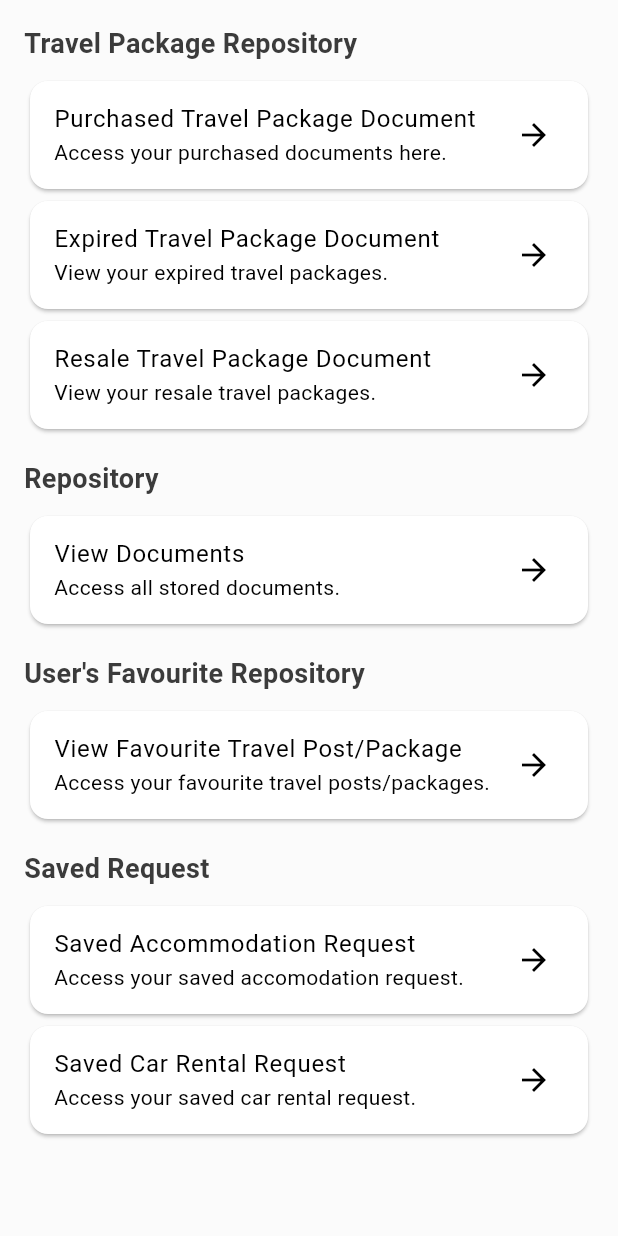
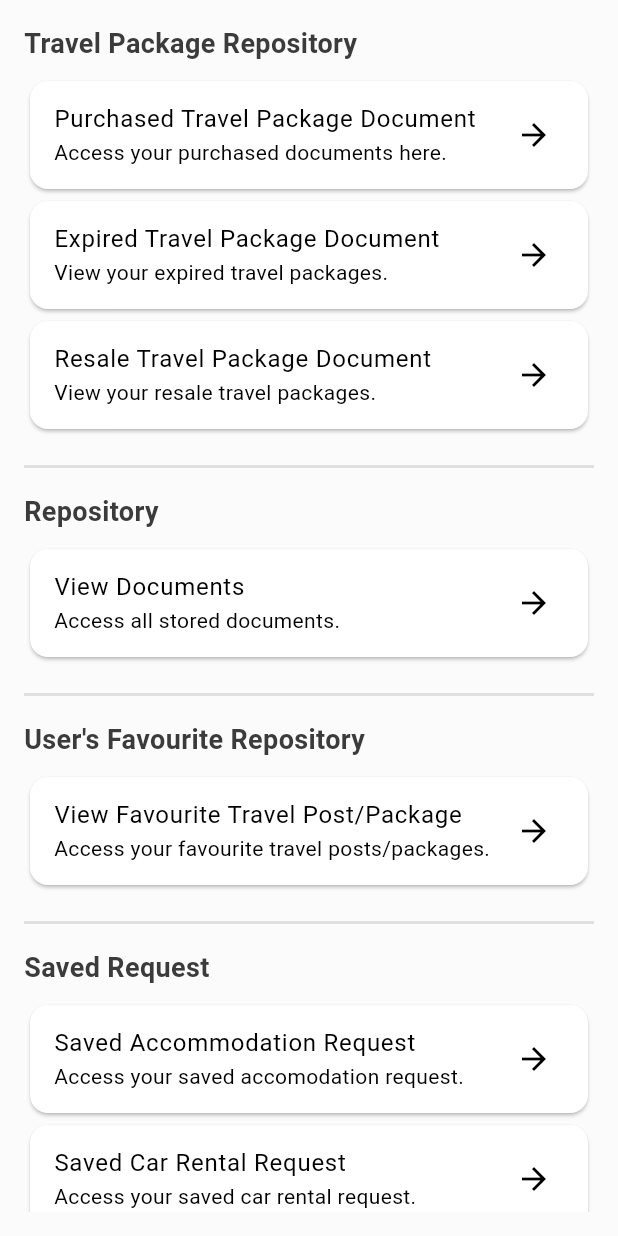
Before and after one commit to limwengni/Tripify, a Flutter app: the DocumentRepositoryPage screen opened directly, on a phone screen of 412 x 824 dp. Run offline on Flutter 3.47's test engine with Material 3 defaults, Android fonts, the phone set to English and light mode, and no system bars; our stand-ins replace cached_network_image, carousel_slider, cloud_firestore, dio, file_picker, firebase_auth and 20 more; missing offline and left inert: dart:ffi, flutter_stripe, flutter_video_info, flutter_vlc_player, get_thumbnail_video, photo_manager and 1 more; accounts and stored records are empty; project files that could hold a hidden picture were left out.

Commit message:
update again

```diff
--- a/lib/views/document_repository_page.dart
+++ b/lib/views/document_repository_page.dart
@@ -58,6 +58,16 @@ class DocumentRepositoryPage extends StatelessWidget {
               ),
               const SizedBox(height: 16),
 
+              Container(
+                margin: EdgeInsets.only(top: 4), // Optional margin for spacing
+                height: 2, // Height of the divider
+                color: Theme.of(context).brightness == Brightness.dark
+                    ? Colors.grey[800]
+                    : Colors.grey[300], // Color of the divider
+              ),
+
+              const SizedBox(height: 16),
+
               // Repository Section
               const Text(
                 "Repository",
@@ -74,6 +84,17 @@ class DocumentRepositoryPage extends StatelessWidget {
                   },
                 ),
               ),
+
+              const SizedBox(height: 16),
+
+              Container(
+                margin: EdgeInsets.only(top: 4), // Optional margin for spacing
+                height: 2, // Height of the divider
+                color: Theme.of(context).brightness == Brightness.dark
+                    ? Colors.grey[800]
+                    : Colors.grey[300], // Color of the divider
+              ),
+
               const SizedBox(height: 16),
 
               // User's Favourite Repository Section
@@ -98,9 +119,20 @@ class DocumentRepositoryPage extends StatelessWidget {
                   },
                 ),
               ),
+
               const SizedBox(height: 16),
 
-              // Repository Section
+              Container(
+                margin: EdgeInsets.only(top: 4), // Optional margin for spacing
+                height: 2, // Height of the divider
+                color: Theme.of(context).brightness == Brightness.dark
+                    ? Colors.grey[800]
+                    : Colors.grey[300], // Color of the divider
+              ),
+
+              const SizedBox(height: 16),
+
+              // Request Section
               const Text(
                 "Saved Request",
                 style: TextStyle(fontSize: 18, fontWeight: FontWeight.bold),
@@ -109,7 +141,8 @@ class DocumentRepositoryPage extends StatelessWidget {
               Card(
                 child: ListTile(
                   title: const Text("Saved Accommodation Request"),
-                  subtitle: const Text("Access your saved accomodation request."),
+                  subtitle:
+                      const Text("Access your saved accomodation request."),
                   trailing: const Icon(Icons.arrow_forward),
                   onTap: () {
                     // Navigate to View Documents Page
```
